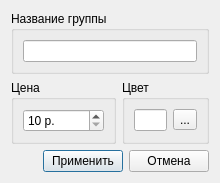
Before: the Qt Designer form Admin/MainManager/actionsWidget/cpricedialog.ui in Demonist/TCS, drawn with Qt 5.
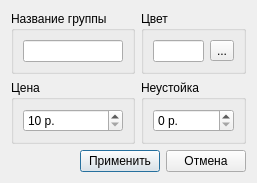
After: the same form once the commit is applied. Icons and pictures are not drawn.

Commit message: Добавил неустойку. Доработал графический фреймворк. Админ: Добавил неустойку в диалог ценовой группы. Создал диалог для управления фан зоной. +Мелкие изменения в графике. (!) Изменилась структура базы данных: добавил поле fanPenalty(неустойка для фан зоны) в таблицу Actions; добавил поле penalty в таблицу ActionPriceGroups. Клиент: Добавил hover эффект для элементов мероприятий. Графика: Исправил обработку событий в CGraphicsView. Добавил флаг wheelScalling в CGraphicsView, позволяющий отменять масштабирование роликом мыши.

Patch:
```diff
--- a/Admin/MainManager/actionsWidget/cpricedialog.ui
+++ b/Admin/MainManager/actionsWidget/cpricedialog.ui
@@ -6,16 +6,24 @@
    <rect>
     <x>0</x>
     <y>0</y>
-    <width>220</width>
-    <height>168</height>
+    <width>233</width>
+    <height>170</height>
    </rect>
   </property>
   <property name="windowTitle">
    <string>Ценовая группа</string>
   </property>
-  <layout class="QGridLayout" name="gridLayout_4">
-   <item row="0" column="0" colspan="2">
+  <layout class="QGridLayout" name="gridLayout_6">
+   <item row="0" column="0">
+    <layout class="QGridLayout" name="gridLayout_5">
+     <item row="0" column="0">
     <widget class="QGroupBox" name="groupBox">
+       <property name="sizePolicy">
+        <sizepolicy hsizetype="Expanding" vsizetype="Preferred">
+         <horstretch>0</horstretch>
+         <verstretch>0</verstretch>
+        </sizepolicy>
+       </property>
      <property name="title">
       <string>Название группы</string>
      </property>
@@ -26,32 +34,7 @@
      </layout>
     </widget>
    </item>
-   <item row="1" column="0">
-    <widget class="QGroupBox" name="groupBox_2">
-     <property name="title">
-      <string>Цена</string>
-     </property>
-     <layout class="QGridLayout" name="gridLayout_2">
-      <item row="0" column="0">
-       <widget class="QSpinBox" name="sbxPrice">
-        <property name="suffix">
-         <string> р.</string>
-        </property>
-        <property name="minimum">
-         <number>10</number>
-        </property>
-        <property name="maximum">
-         <number>1000000</number>
-        </property>
-        <property name="singleStep">
-         <number>10</number>
-        </property>
-       </widget>
-      </item>
-     </layout>
-    </widget>
-   </item>
-   <item row="1" column="1">
+     <item row="0" column="1">
     <widget class="QGroupBox" name="groupBox_3">
      <property name="title">
       <string>Цвет</string>
@@ -77,7 +60,65 @@
      </layout>
     </widget>
    </item>
-   <item row="2" column="1">
+     <item row="1" column="0">
+      <widget class="QGroupBox" name="groupBox_2">
+       <property name="sizePolicy">
+        <sizepolicy hsizetype="Expanding" vsizetype="Preferred">
+         <horstretch>0</horstretch>
+         <verstretch>0</verstretch>
+        </sizepolicy>
+       </property>
+       <property name="title">
+        <string>Цена</string>
+       </property>
+       <layout class="QGridLayout" name="gridLayout_2">
+        <item row="0" column="0">
+         <widget class="QSpinBox" name="sbxPrice">
+          <property name="suffix">
+           <string> р.</string>
+          </property>
+          <property name="minimum">
+           <number>10</number>
+          </property>
+          <property name="maximum">
+           <number>1000000</number>
+          </property>
+          <property name="singleStep">
+           <number>10</number>
+          </property>
+         </widget>
+        </item>
+       </layout>
+      </widget>
+     </item>
+     <item row="1" column="1">
+      <widget class="QGroupBox" name="groupBox_4">
+       <property name="title">
+        <string>Неустойка</string>
+       </property>
+       <layout class="QGridLayout" name="gridLayout_4">
+        <item row="0" column="0">
+         <widget class="QSpinBox" name="sbxPenalty">
+          <property name="suffix">
+           <string> р.</string>
+          </property>
+          <property name="minimum">
+           <number>0</number>
+          </property>
+          <property name="maximum">
+           <number>500000</number>
+          </property>
+          <property name="singleStep">
+           <number>10</number>
+          </property>
+         </widget>
+        </item>
+       </layout>
+      </widget>
+     </item>
+    </layout>
+   </item>
+   <item row="1" column="0">
     <spacer name="verticalSpacer">
      <property name="orientation">
       <enum>Qt::Vertical</enum>
@@ -90,7 +131,7 @@
      </property>
     </spacer>
    </item>
-   <item row="3" column="0" colspan="2">
+   <item row="2" column="0">
     <layout class="QHBoxLayout" name="horizontalLayout">
      <item>
       <spacer name="horizontalSpacer">
```
Lines whose indentation alone changed are shown as unchanged. The commit also changes 17 other files.
